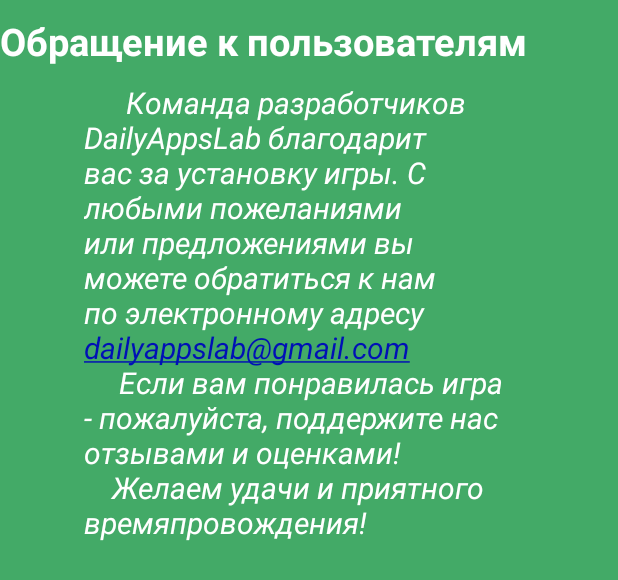
After one commit to GreenQ/ETC, an Android app: the layout about.xml on its own in the app's theme, with its tools: preview values and no code run, on a phone screen of 412 x 824 dp. The commit adds this screen. Shown: the top 580 px of the screen. Run offline under Robolectric (Android 15) with nearby library versions, the phone set to English and light mode, and no system bars.

Commit message:
plis specifi comit 4ange

```diff
--- a/app/src/main/java/com/dailyappslab/etc/AboutUsActivity.java
+++ b/app/src/main/java/com/dailyappslab/etc/AboutUsActivity.java
@@ -18,6 +18,6 @@ public class AboutUsActivity extends Activity {
                 WindowManager.LayoutParams.FLAG_FULLSCREEN);
         getWindow().addFlags(WindowManager.LayoutParams.FLAG_KEEP_SCREEN_ON);
 
-        //setContentView(R.layout.highscores);
+        setContentView(R.layout.about);
     }
 }
--- /dev/null
+++ b/app/src/main/res/layout/about.xml
@@ -0,0 +1,35 @@
+<?xml version="1.0" encoding="utf-8"?>
+<RelativeLayout xmlns:android="http://schemas.android.com/apk/res/android"
+    android:orientation="vertical" android:layout_width="match_parent"
+    android:layout_height="match_parent"
+    android:background="#ff43aa67">
+
+    <TextView
+
+        android:layout_width="wrap_content"
+        android:layout_height="wrap_content"
+        android:text="Обращение к пользователям"
+        android:id="@+id/textView"
+        android:textColor="#ffffff"
+        android:layout_marginTop="10dp"
+        android:background="#00FFFFFF"
+        android:gravity="center"
+        android:textSize="25dp"
+        android:textStyle="bold"/>
+
+    <TextView
+
+        android:layout_below="@+id/textView"
+        android:layout_width="300dp"
+        android:layout_height="match_parent"
+        android:textSize="20sp"
+        android:layout_marginTop="10dp"
+        android:layout_centerHorizontal="true"
+        android:background="#00FFFFFF"
+        android:textColor="#FFFFFF"
+        android:autoLink="email"
+        android:textColorLink="#ff0010b6"
+        android:text="      Команда разработчиков DailyAppsLab благодарит вас за установку игры. С любыми пожеланиями или предложениями вы можете обратиться к нам по электронному адресу dailyappslab@gmail.com \n     Если вам понравилась игра - пожалуйста, поддержите нас отзывами и оценками! \n    Желаем удачи и приятного времяпровождения!"
+        android:textStyle="italic"/>
+
+</RelativeLayout>
--- a/app/src/main/res/layout/highscores.xml
+++ b/app/src/main/res/layout/highscores.xml
@@ -732,7 +732,7 @@
         android:id="@+id/exit"
         android:layout_width="140dp"
         android:layout_height="40dp"
-        android:background="@drawable/rec">
+        android:background="@drawable/active_rec">
 
         <TextView
             android:layout_centerInParent="true"
--- a/app/src/main/res/layout/menu.xml
+++ b/app/src/main/res/layout/menu.xml
@@ -15,7 +15,7 @@
         <RelativeLayout
             android:layout_width="200dp"
             android:layout_height="50dp"
-            android:background="@drawable/btn"
+            android:background="@drawable/active_btn"
             android:id="@+id/play"
             android:layout_marginBottom="10dp"
             android:onClick="PressPlayButton">
@@ -33,7 +33,7 @@
             android:layout_height="50dp"
             android:layout_below="@+id/play"
             android:id="@+id/highscorestable"
-            android:background="@drawable/btn"
+            android:background="@drawable/active_btn"
             android:layout_marginBottom="10dp"
             android:onClick="PressHighscoresButton">
             <TextView
@@ -51,7 +51,7 @@
             android:layout_height="50dp"
             android:id="@+id/about"
             android:layout_below="@+id/highscorestable"
-            android:background="@drawable/btn"
+            android:background="@drawable/active_btn"
             android:onClick="PressAboutUsButton">
             <TextView
                 android:layout_width="wrap_content"
--- a/app/src/main/res/layout/result.xml
+++ b/app/src/main/res/layout/result.xml
@@ -164,7 +164,7 @@
         android:id="@+id/new_game"
         android:layout_width="140dp"
         android:layout_height="40dp"
-        android:background="@drawable/rec">
+        android:background="@drawable/active_rec">
 
         <TextView
             android:layout_centerInParent="true"
@@ -183,7 +183,7 @@
         android:id="@+id/exit"
         android:layout_width="140dp"
         android:layout_height="40dp"
-        android:background="@drawable/rec">
+        android:background="@drawable/active_rec">
 
         <TextView
             android:layout_centerInParent="true"
```
Also changed, not shown: app/src/main/res/drawable/active_btn.xml (added, +7 -0 lines), app/src/main/res/drawable/active_rec.xml (added, +7 -0 lines), app/src/main/res/drawable/btn_push.xml (added, +19 -0 lines), app/src/main/res/drawable/rec_push.xml (added, +19 -0 lines).
